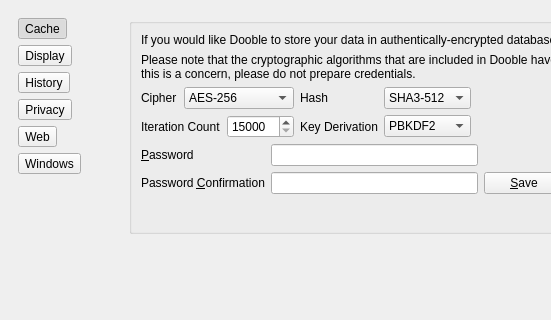
The window that 2.x/UI/dooble_settings.ui (textbrowser/dooble) describes before a commit, drawn with Qt 5; both pictures show x 0 to 551 and y 0 to 320 of the 800 by 700 pixel window.
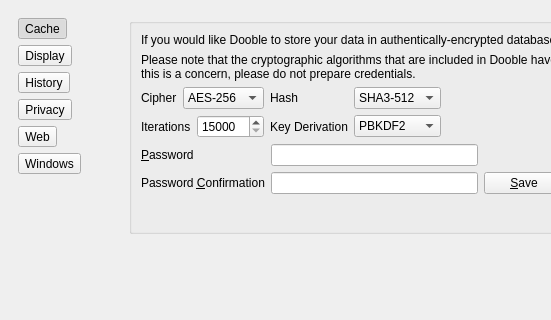
The same window after the commit. The open tabs and pages were chosen to show the change. Icons and pictures are not drawn.

The edit to the form file:
```diff
--- a/2.x/UI/dooble_settings.ui
+++ b/2.x/UI/dooble_settings.ui
@@ -473,7 +473,7 @@
                <item row="1" column="0" colspan="2">
                 <widget class="QLabel" name="label_11">
                  <property name="text">
-                  <string>Iteration Count</string>
+                  <string>Iterations</string>
                  </property>
                 </widget>
                </item>
```
Left out of the diff: 6 changed lines with no effect on the pictures.
